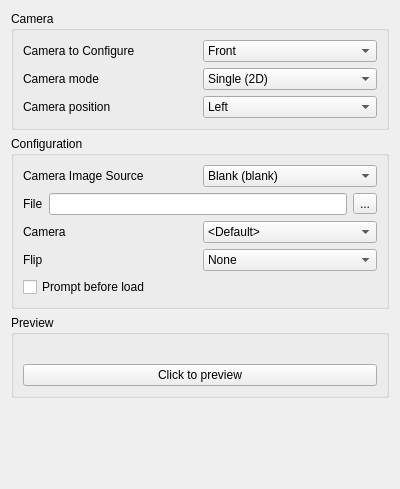
First picture: the form in core/src/citra_qt/configuration/configure_camera.ui, repository ReiKatari/STORM_3DS, before the edit.
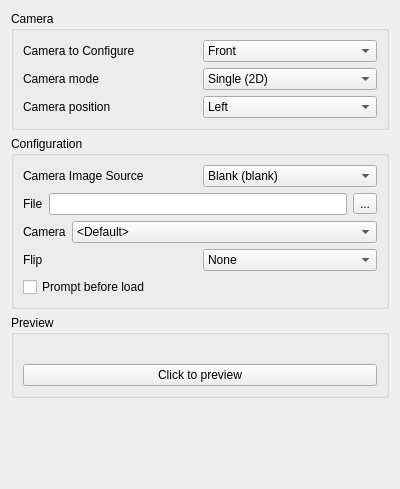
Second picture: the form after the edit.

```diff
--- a/core/src/citra_qt/configuration/configure_camera.ui
+++ b/core/src/citra_qt/configuration/configure_camera.ui
@@ -197,17 +197,11 @@
         <item>
          <widget class="QComboBox" name="system_camera">
           <property name="sizePolicy">
-           <sizepolicy hsizetype="Maximum" vsizetype="Fixed">
+           <sizepolicy hsizetype="Expanding" vsizetype="Fixed">
             <horstretch>0</horstretch>
             <verstretch>0</verstretch>
            </sizepolicy>
           </property>
-          <property name="maximumSize">
-           <size>
-            <width>250</width>
-            <height>16777215</height>
-           </size>
-          </property>
           <property name="toolTip">
            <string>Select the system camera to use</string>
           </property>
```
